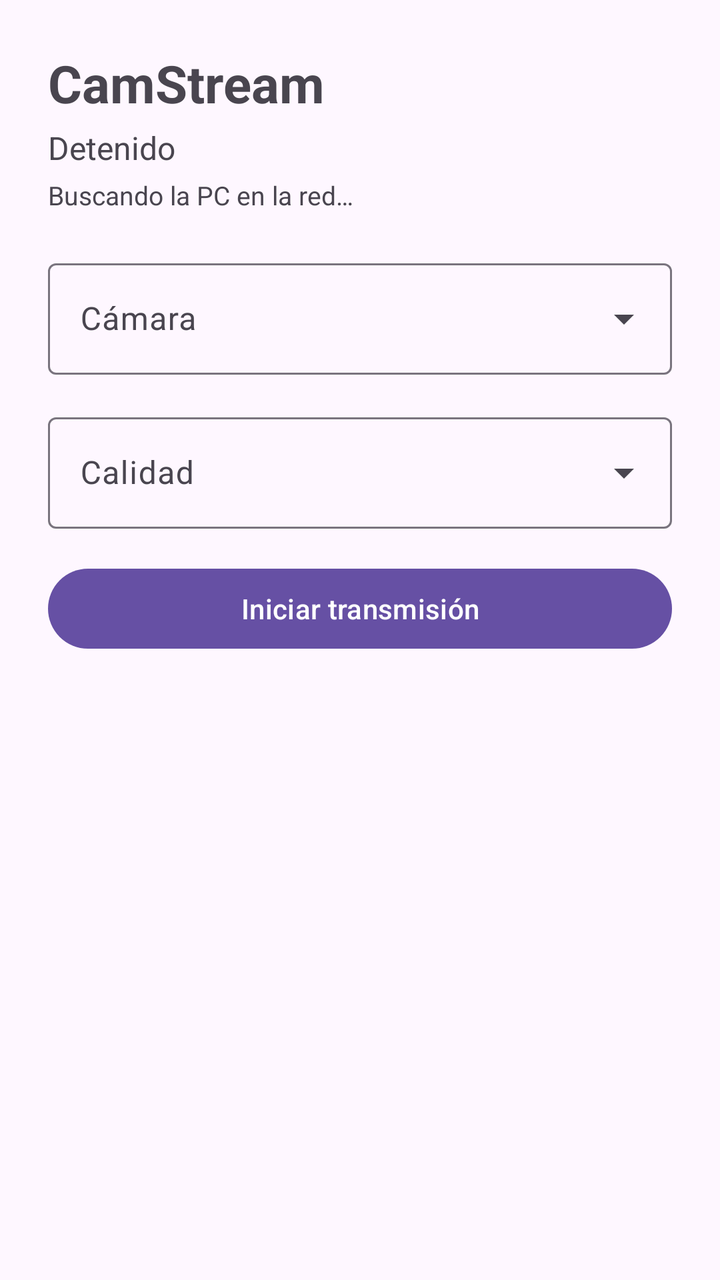
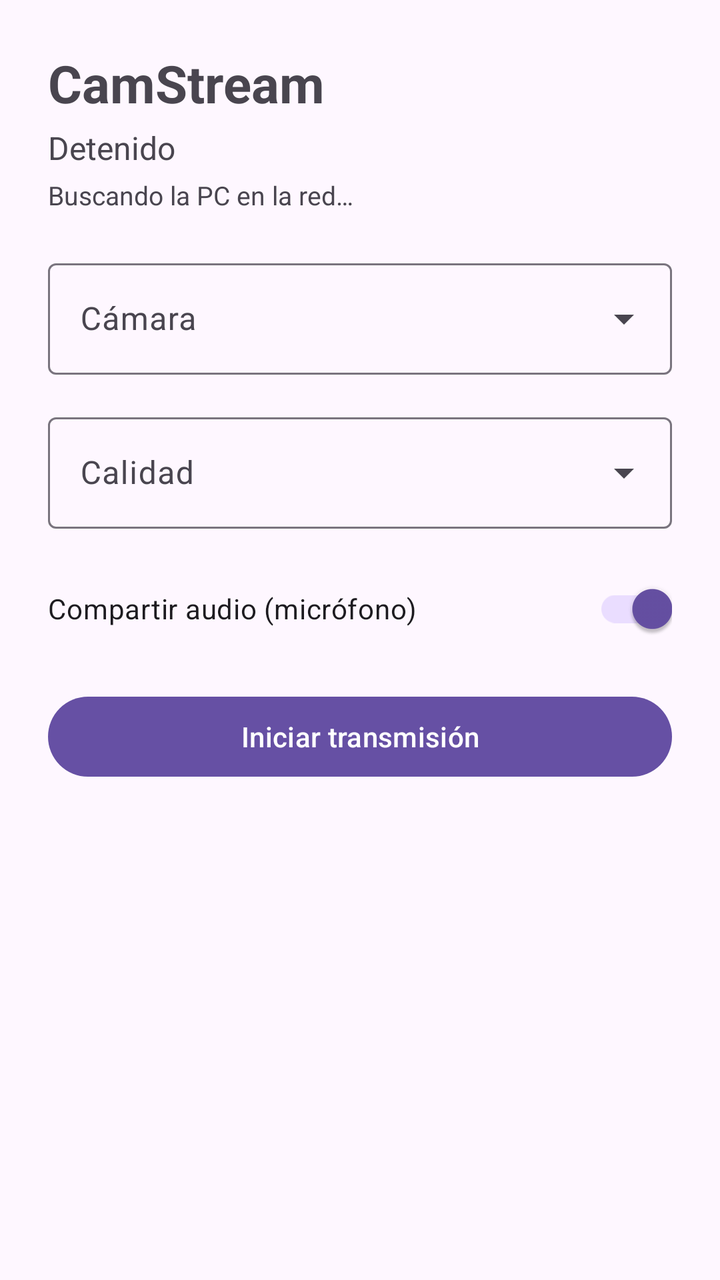

Compare the two renders of this Android layout. The source of the first and the diff that turns it into the second are given below.
<!-- AndroidManifest.xml: application theme Theme.CamStream -->
<!-- res/layout/activity_main.xml -->
<?xml version="1.0" encoding="utf-8"?>
<ScrollView xmlns:android="http://schemas.android.com/apk/res/android"
    xmlns:app="http://schemas.android.com/apk/res-auto"
    android:layout_width="match_parent"
    android:layout_height="match_parent"
    android:fillViewport="true">

    <LinearLayout
        android:layout_width="match_parent"
        android:layout_height="wrap_content"
        android:orientation="vertical"
        android:padding="24dp">

        <TextView
            android:layout_width="wrap_content"
            android:layout_height="wrap_content"
            android:text="@string/app_name"
            android:textSize="26sp"
            android:textStyle="bold"
            android:layout_marginBottom="4dp" />

        <TextView
            android:id="@+id/statusText"
            android:layout_width="match_parent"
            android:layout_height="wrap_content"
            android:text="@string/status_idle"
            android:textSize="16sp"
            android:layout_marginBottom="4dp" />

        <TextView
            android:id="@+id/pcStatusText"
            android:layout_width="match_parent"
            android:layout_height="wrap_content"
            android:text="@string/pc_searching"
            android:textSize="13sp"
            android:layout_marginBottom="20dp" />

        <com.google.android.material.textfield.TextInputLayout
            style="@style/Widget.Material3.TextInputLayout.OutlinedBox.ExposedDropdownMenu"
            android:layout_width="match_parent"
            android:layout_height="wrap_content"
            android:hint="@string/label_camera"
            android:layout_marginBottom="16dp">

            <AutoCompleteTextView
                android:id="@+id/cameraDropdown"
                android:layout_width="match_parent"
                android:layout_height="wrap_content"
                android:inputType="none" />
        </com.google.android.material.textfield.TextInputLayout>

        <com.google.android.material.textfield.TextInputLayout
            style="@style/Widget.Material3.TextInputLayout.OutlinedBox.ExposedDropdownMenu"
            android:layout_width="match_parent"
            android:layout_height="wrap_content"
            android:hint="@string/label_quality"
            android:layout_marginBottom="16dp">

            <AutoCompleteTextView
                android:id="@+id/qualityDropdown"
                android:layout_width="match_parent"
                android:layout_height="wrap_content"
                android:inputType="none" />
        </com.google.android.material.textfield.TextInputLayout>

        <com.google.android.material.button.MaterialButton
            android:id="@+id/toggleButton"
            android:layout_width="match_parent"
            android:layout_height="wrap_content"
            android:text="@string/start_streaming" />

    </LinearLayout>
</ScrollView>
<!-- resources referenced by this layout -->
<resources>
  <string name="app_name">CamStream</string>
  <string name="label_camera">Cámara</string>
  <string name="label_quality">Calidad</string>
  <string name="pc_searching">Buscando la PC en la red…</string>
  <string name="start_streaming">Iniciar transmisión</string>
  <string name="status_idle">Detenido</string>
  <style name="Theme.CamStream" parent="Theme.Material3.DayNight.NoActionBar">
          <item name="colorPrimary">@color/purple_500</item>
          <item name="colorOnPrimary">@android:color/white</item>
      </style>
  <color name="purple_500">#6650a4</color>
</resources>

<!-- the commit's change to res/layout/activity_main.xml (unified diff, before → after) -->
@@ -63,6 +63,14 @@
                 android:inputType="none" />
         </com.google.android.material.textfield.TextInputLayout>
 
+        <com.google.android.material.switchmaterial.SwitchMaterial
+            android:id="@+id/audioSwitch"
+            android:layout_width="match_parent"
+            android:layout_height="wrap_content"
+            android:text="@string/label_share_audio"
+            android:checked="true"
+            android:layout_marginBottom="16dp" />
+
         <com.google.android.material.button.MaterialButton
             android:id="@+id/toggleButton"
             android:layout_width="match_parent"
<!-- resource entries referenced after the edit -->
@@ -3,6 +3,7 @@
   <string name="app_name">CamStream</string>
   <string name="label_camera">Cámara</string>
   <string name="label_quality">Calidad</string>
+  <string name="label_share_audio">Compartir audio (micrófono)</string>
   <string name="pc_searching">Buscando la PC en la red…</string>
   <string name="start_streaming">Iniciar transmisión</string>
   <string name="status_idle">Detenido</string>
